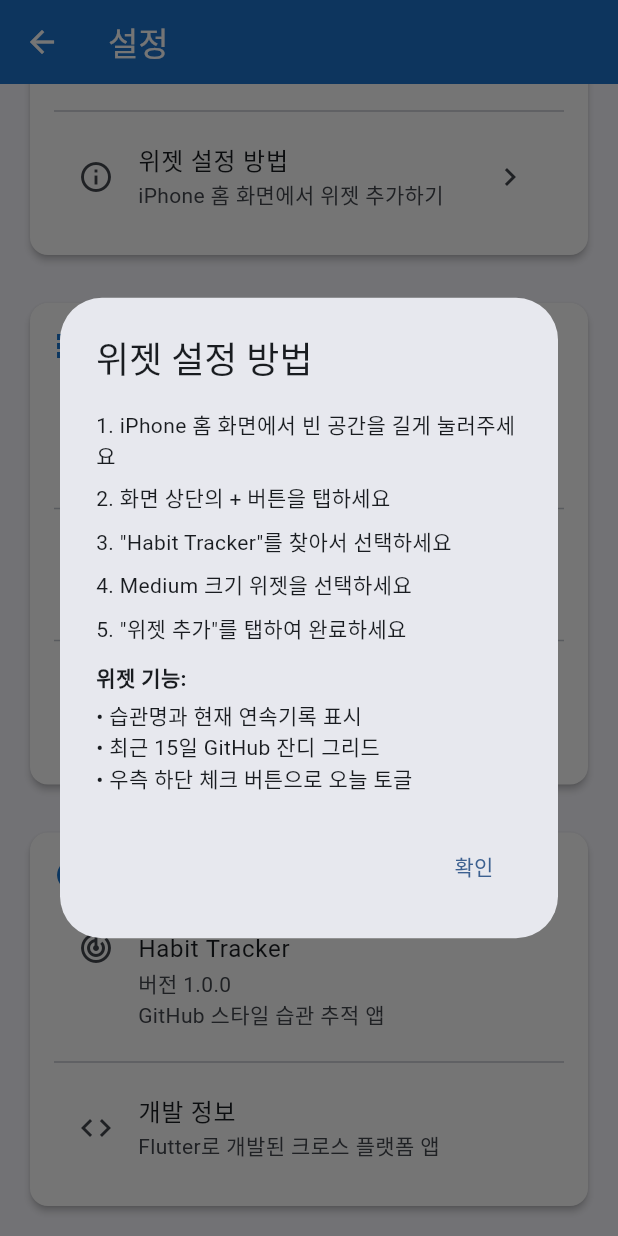
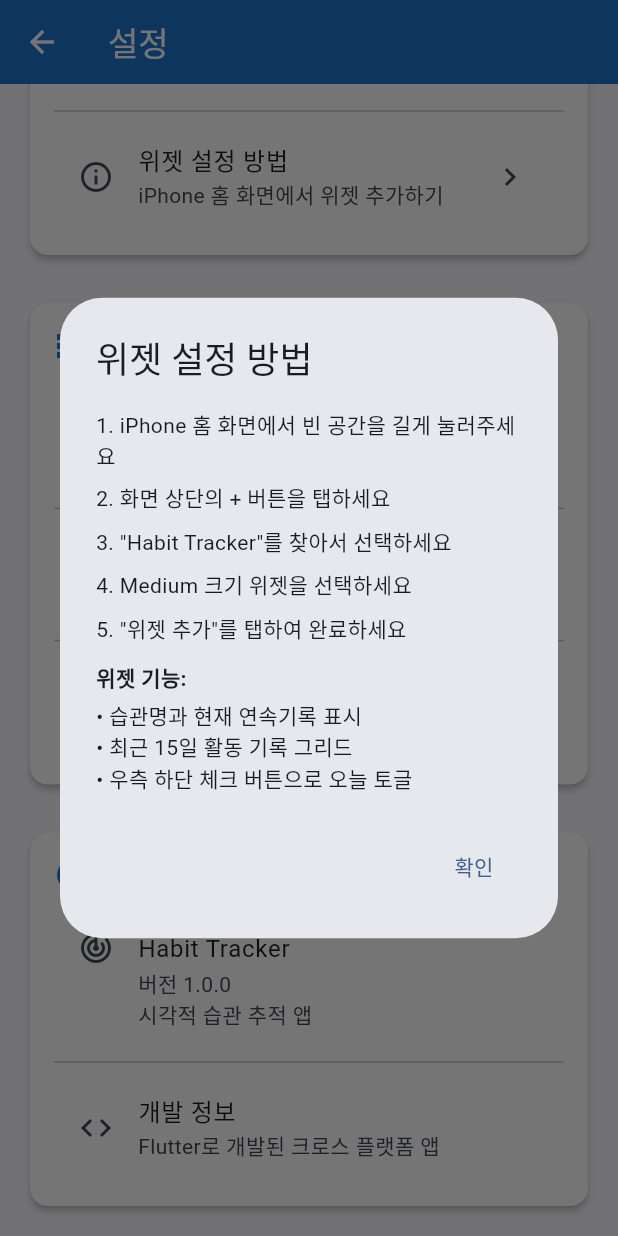
Before and after one commit to kudosmax/habit-tracker, a Flutter app: the SettingsScreen screen opened directly, scrolled down 186 dp, after a tap on "위젯 설정 방법", on a phone screen of 412 x 824 dp. Run offline on Flutter 3.47's test engine with Material 3 defaults, Android fonts, the phone set to English and light mode, and no system bars; our stand-ins replace hive, hive_flutter; accounts and stored records are empty.

Commit message:
Fix mobile UI issues and remove developer-specific terminology
- Reduce grid cell size from 12px to 10px for better mobile fit
- Adjust grid spacing from 2px to 1.5px
- Update column calculation for mobile optimization
- Replace 'GitHub 스타일' with '시각적' in all user-facing text
- Replace '잔디' with '활동 기록' throughout the app
- Update widget descriptions to be more user-friendly
- Make app accessible to non-developer users

🤖 Generated with [Claude Code](https://claude.ai/code)

Co-Authored-By: Claude <noreply@anthropic.com>

```diff
--- a/lib/constants/colors.dart
+++ b/lib/constants/colors.dart
@@ -13,7 +13,7 @@ class AppColors {
     Color(0xFF795548), // 브라운
   ];
 
-  // GitHub 스타일 그리드 색상
+  // 활동 그리드 색상
   static const Color gridBackground = Color(0xFFEBEDF0);
   static const Color gridEmptyDay = Color(0xFFEBEDF0);
   static const Color gridTodayBorder = Color(0xFF1976D2);
--- a/lib/constants/constants.dart
+++ b/lib/constants/constants.dart
@@ -2,8 +2,8 @@ class AppConstants {
   // 그리드 관련 상수
   static const int daysInGrid = 365; // 1년
   static const int daysInWeek = 7;
-  static const double gridCellSize = 12.0;
-  static const double gridCellSpacing = 2.0;
+  static const double gridCellSize = 10.0;
+  static const double gridCellSpacing = 1.5;
   static const double gridCellRadius = 2.0;
 
   // 카드 관련 상수
--- a/lib/screens/add_habit_screen.dart
+++ b/lib/screens/add_habit_screen.dart
@@ -224,7 +224,7 @@ class _AddHabitScreenState extends State<AddHabitScreen> {
                   ),
                   child: Center(
                     child: Text(
-                      'GitHub 그리드',
+                      '활동 기록',
                       style: Theme.of(context).textTheme.bodySmall?.copyWith(
                         color: Colors.grey[500],
                       ),
--- a/lib/screens/habit_detail_screen.dart
+++ b/lib/screens/habit_detail_screen.dart
@@ -57,7 +57,7 @@ class HabitDetailScreen extends StatelessWidget {
             _buildStatsCards(context),
             const SizedBox(height: AppConstants.spacingLG),
 
-            // GitHub 스타일 그리드
+            // 연간 활동 그리드
             _buildGridSection(context),
             const SizedBox(height: AppConstants.spacingLG),
 
--- a/lib/screens/home_screen.dart
+++ b/lib/screens/home_screen.dart
@@ -83,7 +83,7 @@ class HomeScreen extends StatelessWidget {
           ),
           const SizedBox(height: AppConstants.spacingSM),
           Text(
-            'GitHub 스타일 그리드로\n습관을 시각적으로 추적해보세요',
+            '매일의 성취를 시각적으로\n확인하고 관리해보세요',
             textAlign: TextAlign.center,
             style: Theme.of(context).textTheme.bodyMedium?.copyWith(
               color: Colors.grey[500],
--- a/lib/screens/settings_screen.dart
+++ b/lib/screens/settings_screen.dart
@@ -52,7 +52,7 @@ class SettingsScreen extends StatelessWidget {
             ),
             const SizedBox(height: AppConstants.spacingMD),
             Text(
-              '간단한 위젯: 습관명 + 잔디 그리드 + 오늘 체크 버튼',
+              '간단한 위젯: 습관명 + 활동 기록 + 오늘 체크 버튼',
               style: Theme.of(context).textTheme.bodyMedium?.copyWith(
                 color: AppColors.textSecondary,
               ),
@@ -191,7 +191,7 @@ class SettingsScreen extends StatelessWidget {
             ListTile(
               leading: const Icon(Icons.track_changes),
               title: const Text('Habit Tracker'),
-              subtitle: const Text('버전 1.0.0\nGitHub 스타일 습관 추적 앱'),
+              subtitle: const Text('버전 1.0.0\n시각적 습관 추적 앱'),
               isThreeLine: true,
             ),
             const Divider(),
@@ -229,7 +229,7 @@ class SettingsScreen extends StatelessWidget {
               Text('위젯 기능:', style: TextStyle(fontWeight: FontWeight.bold)),
               SizedBox(height: 4),
               Text('• 습관명과 현재 연속기록 표시'),
-              Text('• 최근 15일 GitHub 잔디 그리드'),
+              Text('• 최근 15일 활동 기록 그리드'),
               Text('• 우측 하단 체크 버튼으로 오늘 토글'),
             ],
           ),
--- a/lib/widgets/habit_grid.dart
+++ b/lib/widgets/habit_grid.dart
@@ -91,8 +91,8 @@ class HabitGrid extends StatelessWidget {
     double cellWithSpacing = AppConstants.gridCellSize + AppConstants.gridCellSpacing;
     int maxColumns = (availableWidth / cellWithSpacing).floor();
 
-    // 최소 20개, 최대 53개 컬럼 (GitHub과 유사)
-    return maxColumns.clamp(20, 53);
+    // 모바일 화면에 맞게 조정: 최소 25개, 최대 50개 컬럼
+    return maxColumns.clamp(25, 50);
   }
 }
 
```
Also changed, not shown: 3 other files.
